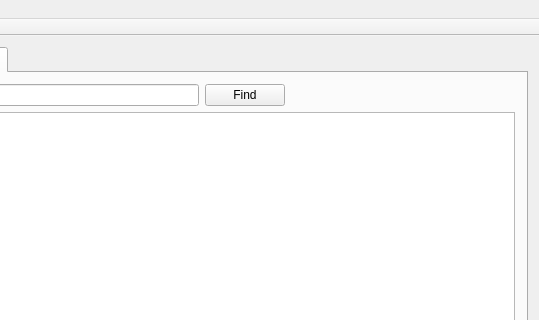
The window that Kraken/kraken.ui (ivanlinux17/kraken) describes before a commit, drawn with Qt 5; both pictures show x 111 to 650 and y 0 to 320 of the 650 by 489 pixel window.
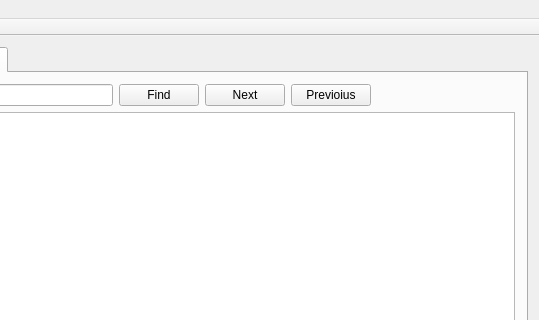
The same window after the commit.

The edit to the form file:
```diff
--- a/Kraken/kraken.ui
+++ b/Kraken/kraken.ui
@@ -98,6 +98,20 @@
             </property>
            </widget>
           </item>
+          <item>
+           <widget class="QPushButton" name="nextButton">
+            <property name="text">
+             <string>Next</string>
+            </property>
+           </widget>
+          </item>
+          <item>
+           <widget class="QPushButton" name="prevButton">
+            <property name="text">
+             <string>Previoius</string>
+            </property>
+           </widget>
+          </item>
           <item>
            <spacer name="horizontalSpacer">
             <property name="orientation">
```
Left out of the diff: 2 changed lines with no effect on the pictures.
